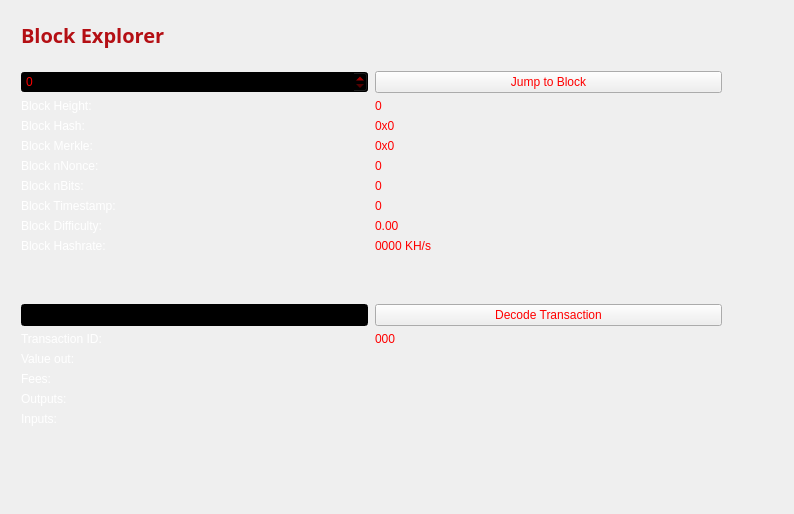
The window that src/qt/forms/blockbrowser.ui (010000110101100101010100/CYTN) describes before a commit, drawn with Qt 5.
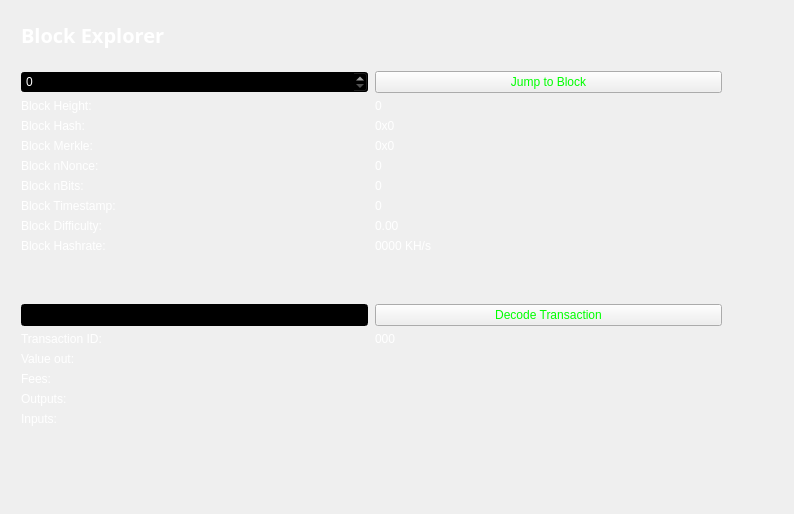
The same window after the commit.

Commit message:
More adjustment to GUI Readability.
More adjustment to GUI Readability. You can now see things in the GUI client a lot easier.

```diff
--- a/src/qt/forms/blockbrowser.ui
+++ b/src/qt/forms/blockbrowser.ui
@@ -76,10 +76,10 @@
           </font>
          </property>
          <property name="styleSheet">
-          <string notr="true">color: rgb(255, 0, 0);</string>
+          <string notr="true">color: rgb(255, 255, 255);</string>
          </property>
          <property name="text">
-          <string>&lt;html&gt;&lt;head/&gt;&lt;body&gt;&lt;p&gt;&lt;span style=&quot; font-size:20px; font-weight:600; color:#B40F14;&quot;&gt;Block Explorer &lt;/span&gt;&lt;/p&gt;&lt;/body&gt;&lt;/html&gt;</string>
+          <string>&lt;html&gt;&lt;head/&gt;&lt;body&gt;&lt;p&gt;&lt;span style=&quot; font-size:20px; font-weight:600; color:#ffffff;&quot;&gt;Block Explorer &lt;/span&gt;&lt;/p&gt;&lt;/body&gt;&lt;/html&gt;</string>
          </property>
         </widget>
        </item>
@@ -130,7 +130,7 @@
        <item row="12" column="1">
         <widget class="QPushButton" name="txButton">
          <property name="styleSheet">
-          <string notr="true">color: rgb(255, 0, 0);</string>
+          <string notr="true">color: rgb(0, 255, 0);</string>
          </property>
          <property name="text">
           <string>Decode Transaction</string>
@@ -153,7 +153,7 @@
        <item row="10" column="1">
         <widget class="QLabel" name="pawBox">
          <property name="styleSheet">
-          <string notr="true">color: rgb(255, 0, 0);</string>
+          <string notr="true">color: rgb(255, 255, 255);</string>
          </property>
          <property name="text">
           <string>0000 KH/s</string>
@@ -183,7 +183,7 @@
        <item row="9" column="1">
         <widget class="QLabel" name="hardBox">
          <property name="styleSheet">
-          <string notr="true">color: rgb(255, 0, 0);</string>
+          <string notr="true">color: rgb(255, 255, 255);</string>
          </property>
          <property name="text">
           <string>0.00</string>
@@ -193,7 +193,7 @@
        <item row="13" column="1">
         <widget class="QLabel" name="txID">
          <property name="styleSheet">
-          <string notr="true">color: rgb(255, 0, 0);</string>
+          <string notr="true">color: rgb(255, 255, 255);</string>
          </property>
          <property name="text">
           <string>000</string>
@@ -243,7 +243,7 @@
          </property>
          <property name="styleSheet">
           <string notr="true">background-color: rgb(0, 0, 0);
-color: rgb(255, 0, 0);</string>
+color: rgb(255, 255, 255);</string>
          </property>
          <property name="maximum">
           <number>99999999</number>
@@ -263,7 +263,7 @@
        <item row="8" column="1">
         <widget class="QLabel" name="timeBox">
          <property name="styleSheet">
-          <string notr="true">color: rgb(255, 0, 0);;</string>
+          <string notr="true">color: rgb(255, 255, 255);</string>
          </property>
          <property name="text">
           <string>0</string>
@@ -273,7 +273,7 @@
        <item row="1" column="1">
         <widget class="QPushButton" name="blockButton">
          <property name="styleSheet">
-          <string notr="true">color: rgb(255, 0, 0);</string>
+          <string notr="true">color: rgb(0, 255, 0);</string>
          </property>
          <property name="text">
           <string>Jump to Block</string>
@@ -323,7 +323,7 @@
        <item row="3" column="1">
         <widget class="QLabel" name="heightLabel">
          <property name="styleSheet">
-          <string notr="true">color: rgb(255, 0, 0);</string>
+          <string notr="true">color: rgb(255, 255, 255);</string>
          </property>
          <property name="text">
           <string>0</string>
@@ -353,7 +353,7 @@
        <item row="7" column="1">
         <widget class="QLabel" name="bitsBox">
          <property name="styleSheet">
-          <string notr="true">color: rgb(255, 0, 0);</string>
+          <string notr="true">color: rgb(255, 255, 255);</string>
          </property>
          <property name="text">
           <string>0</string>
@@ -369,7 +369,7 @@
           </size>
          </property>
          <property name="styleSheet">
-          <string notr="true">color: rgb(255, 0, 0);</string>
+          <string notr="true">color: rgb(255, 255, 255);</string>
          </property>
          <property name="text">
           <string>0x0</string>
@@ -415,7 +415,7 @@
        <item row="6" column="1">
         <widget class="QLabel" name="nonceBox">
          <property name="styleSheet">
-          <string notr="true">color: rgb(255, 0, 0);</string>
+          <string notr="true">color: rgb(255, 255, 255);</string>
          </property>
          <property name="text">
           <string>0</string>
@@ -450,7 +450,7 @@
           </size>
          </property>
          <property name="styleSheet">
-          <string notr="true">color: rgb(255, 0, 0);</string>
+          <string notr="true">color: rgb(255, 255, 255);</string>
          </property>
          <property name="text">
           <string>0x0</string>
```
Left out of the diff: 10 changed lines with no effect on the pictures. The commit also changes 3 other files.
